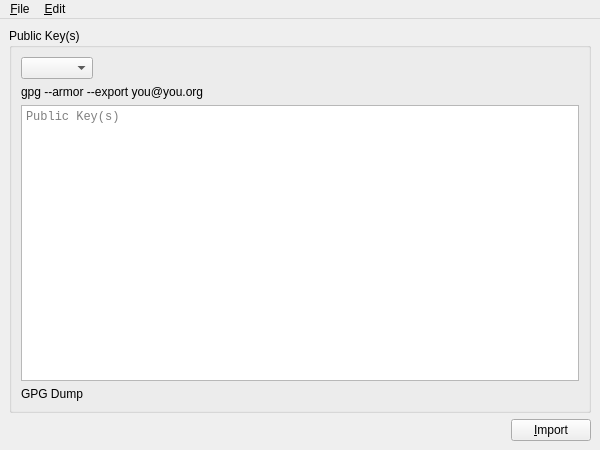
The window that branches/trunk/UI/spot-on-rosetta-gpg-import.ui (textbrowser/spot-on) describes before a commit, drawn with Qt 5.
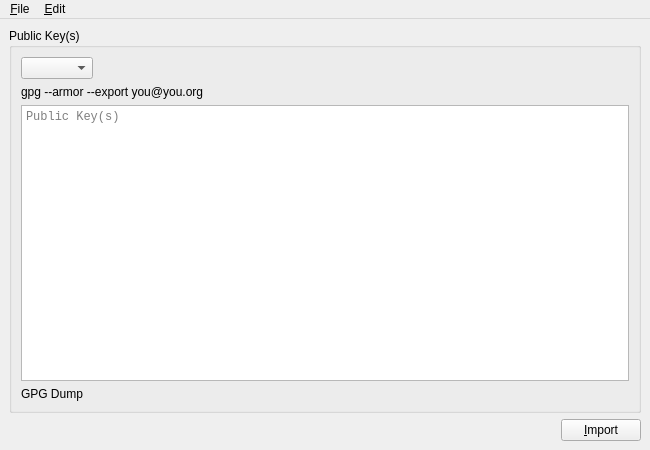
The same window after the commit. Icons and pictures are not drawn.

Commit message: Multiple GPG key pairs.

What changed in the file:
```diff
--- a/branches/trunk/UI/spot-on-rosetta-gpg-import.ui
+++ b/branches/trunk/UI/spot-on-rosetta-gpg-import.ui
@@ -6,7 +6,7 @@
    <rect>
     <x>0</x>
     <y>0</y>
-    <width>600</width>
+    <width>650</width>
     <height>450</height>
    </rect>
   </property>
@@ -115,7 +115,7 @@
     <rect>
      <x>0</x>
      <y>0</y>
-     <width>600</width>
+     <width>650</width>
      <height>22</height>
     </rect>
    </property>
```
The commit also changes 1 other file.
